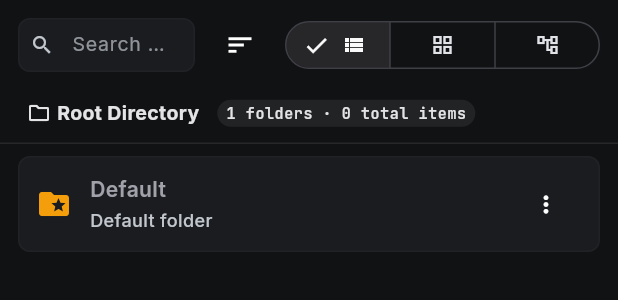
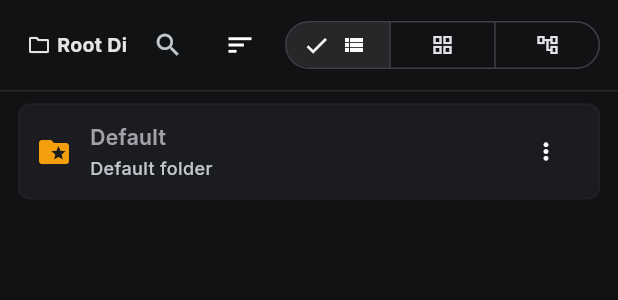
Before and after one commit to nikejai/Nija, a Flutter app: the VaultFoldersView widget shown alone on an empty page, opened directly with empty values, on a phone screen of 412 x 824 dp. Shown: the top 300 px of the screen. Run offline on Flutter 3.47's test engine with Material 3 defaults, Android fonts, the phone set to English and light mode, and no system bars; our stand-ins replace file_picker, flutter_secure_storage, google_fonts, google_sign_in, local_auth, share_plus and 2 more; missing offline and left inert: cryptography, dart:js_interop, flutter_quill, flutter_secure_storage_platform_interface, google_sign_in_web, googleapis and 1 more; accounts and stored records are empty; key blocks and very long unbroken strings in the code were emptied for the run.

Commit message:
feat(vault): add animated expandable search bar to folders section

```diff
--- a/lib/features/vault/presentation/widgets/vault_folders_view.dart
+++ b/lib/features/vault/presentation/widgets/vault_folders_view.dart
@@ -238,6 +238,7 @@ class _VaultFoldersViewState extends State<VaultFoldersView> {
   FolderSortOption _sortOption = FolderSortOption.nameAsc;
   final Set<String> _expandedTreeFolderIds = {};
   String _searchFilter = '';
+  bool _isSearchExpanded = false;
 
   late final TextEditingController _searchController;
   late final FocusNode _searchFocusNode;
@@ -248,6 +249,9 @@ class _VaultFoldersViewState extends State<VaultFoldersView> {
     _searchController = TextEditingController(text: _searchFilter);
     _searchFocusNode = FocusNode();
     _searchController.addListener(_onSearchChanged);
+    if (_searchFilter.isNotEmpty) {
+      _isSearchExpanded = true;
+    }
     WidgetsBinding.instance.addPostFrameCallback((_) {
       if (mounted) widget.onFolderChanged?.call(_currentFolderId);
     });
@@ -266,6 +270,9 @@ class _VaultFoldersViewState extends State<VaultFoldersView> {
     if (_searchFilter != text) {
       setState(() {
         _searchFilter = text;
+        if (text.isNotEmpty) {
+          _isSearchExpanded = true;
+        }
       });
     }
   }
@@ -550,47 +557,132 @@ class _VaultFoldersViewState extends State<VaultFoldersView> {
       ),
     );
 
-    final searchField = SizedBox(
-      height: 36,
+    final searchToggleButton = IconButton(
+      key: const ValueKey('explorer-search-toggle'),
+      tooltip: _isSearchExpanded ? 'Close search' : 'Search folders and items',
+      visualDensity: VisualDensity.compact,
+      padding: EdgeInsets.zero,
+      constraints: const BoxConstraints(minWidth: 32, minHeight: 32),
+      icon: AnimatedRotation(
+        turns: _isSearchExpanded ? 0.25 : 0.0,
+        duration: const Duration(milliseconds: 200),
+        child: Icon(
+          _isSearchExpanded ? Icons.close : Icons.search,
+          size: 20,
+          color: _isSearchExpanded || _searchFilter.isNotEmpty
+              ? colorScheme.primary
+              : colorScheme.onSurfaceVariant,
+        ),
+      ),
+      onPressed: () {
+        setState(() {
+          _isSearchExpanded = !_isSearchExpanded;
+          if (_isSearchExpanded) {
+            WidgetsBinding.instance.addPostFrameCallback((_) {
+              if (mounted) _searchFocusNode.requestFocus();
+            });
+          } else {
+            _searchController.clear();
+            _searchFilter = '';
+            _searchFocusNode.unfocus();
+          }
+        });
+      },
+    );
+
+    final animatedSearchBar = AnimatedSize(
+      duration: const Duration(milliseconds: 260),
+      curve: Curves.easeInOutCubic,
+      child: _isSearchExpanded
+          ? Container(
+              margin: const EdgeInsets.only(top: 6, bottom: 2),
+              height: 38,
+              decoration: BoxDecoration(
+                color: colorScheme.surfaceContainerHighest.withValues(alpha: 0.5),
+                borderRadius: BorderRadius.circular(10),
+                border: Border.all(
+                  color: colorScheme.primary.withValues(alpha: 0.5),
+                  width: 1,
+                ),
+              ),
+              child: Row(
+                children: [
+                  const SizedBox(width: 10),
+                  Icon(
+                    Icons.search,
+                    size: 16,
+                    color: colorScheme.primary,
+                  ),
+                  const SizedBox(width: 8),
+                  Expanded(
                     child: TextField(
                       key: const ValueKey('explorer-search-input'),
                       controller: _searchController,
                       focusNode: _searchFocusNode,
-        style: const TextStyle(fontSize: 13),
+                      style: TextStyle(
+                        fontSize: 13,
+                        color: colorScheme.onSurface,
+                        fontWeight: FontWeight.w500,
+                      ),
                       decoration: InputDecoration(
                         hintText: _currentFolderId == null
                             ? 'Search all folders & items...'
                             : 'Search in this folder...',
                         hintStyle: TextStyle(
                           fontSize: 13,
+                          color: colorScheme.onSurfaceVariant.withValues(alpha: 0.6),
+                        ),
+                        border: InputBorder.none,
+                        enabledBorder: InputBorder.none,
+                        focusedBorder: InputBorder.none,
+                        filled: false,
+                        isDense: true,
+                        contentPadding: const EdgeInsets.symmetric(vertical: 8),
+                      ),
+                    ),
+                  ),
+                  if (_searchFilter.isNotEmpty)
+                    IconButton(
+                      key: const ValueKey('explorer-search-clear'),
+                      icon: Icon(
+                        Icons.cancel,
+                        size: 16,
                         color: colorScheme.onSurfaceVariant.withValues(alpha: 0.7),
                       ),
-          prefixIcon: const Icon(Icons.search, size: 16),
-          prefixIconConstraints: const BoxConstraints(minWidth: 32, minHeight: 32),
-          isDense: true,
-          contentPadding: const EdgeInsets.symmetric(horizontal: 10, vertical: 8),
-          border: OutlineInputBorder(
-            borderRadius: BorderRadius.circular(8),
-            borderSide: BorderSide(color: colorScheme.outlineVariant),
-          ),
-          enabledBorder: OutlineInputBorder(
-            borderRadius: BorderRadius.circular(8),
-            borderSide: BorderSide(color: colorScheme.outlineVariant.withValues(alpha: 0.5)),
-          ),
-          suffixIcon: _searchFilter.isNotEmpty
-              ? IconButton(
-                  icon: const Icon(Icons.clear, size: 14),
+                      tooltip: 'Clear search',
                       onPressed: () {
                         _searchController.clear();
                         setState(() => _searchFilter = '');
                       },
                       visualDensity: VisualDensity.compact,
                       padding: EdgeInsets.zero,
-                  constraints: const BoxConstraints(),
+                      constraints: const BoxConstraints(minWidth: 28, minHeight: 28),
+                    ),
+                  IconButton(
+                    key: const ValueKey('explorer-search-collapse'),
+                    icon: Icon(
+                      Icons.keyboard_arrow_up,
+                      size: 18,
+                      color: colorScheme.onSurfaceVariant,
+                    ),
+                    tooltip: 'Collapse search',
+                    onPressed: () {
+                      setState(() {
+                        _isSearchExpanded = false;
+                        _searchController.clear();
+                        _searchFilter = '';
+                        _searchFocusNode.unfocus();
+                      });
+                    },
+                    visualDensity: VisualDensity.compact,
+                    padding: EdgeInsets.zero,
+                    constraints: const BoxConstraints(minWidth: 28, minHeight: 28),
+                  ),
+                  const SizedBox(width: 4),
+                ],
+              ),
             )
-              : null,
-        ),
-      ),
+          : const SizedBox.shrink(),
     );
 
     final breadcrumbsWidget = SingleChildScrollView(
@@ -697,37 +789,21 @@ class _VaultFoldersViewState extends State<VaultFoldersView> {
     return Container(
       padding: const EdgeInsets.symmetric(horizontal: 12, vertical: 6),
       color: theme.scaffoldBackgroundColor,
-      child: widget.isWide
-          ? Column(
+      child: Column(
         crossAxisAlignment: CrossAxisAlignment.stretch,
         children: [
           Row(
             children: [
-                    SizedBox(width: 240, child: searchField),
-                    const Spacer(),
-                    sortButton,
+              Expanded(child: breadcrumbsWidget),
               const SizedBox(width: 8),
-                    viewSegmented,
-                  ],
-                ),
-                const SizedBox(height: 6),
-                breadcrumbsWidget,
-              ],
-            )
-          : Column(
-              crossAxisAlignment: CrossAxisAlignment.stretch,
-              children: [
-                Row(
-                  children: [
-                    Expanded(child: searchField),
-                    const SizedBox(width: 6),
+              searchToggleButton,
+              const SizedBox(width: 4),
               sortButton,
               const SizedBox(width: 6),
               viewSegmented,
             ],
           ),
-                const SizedBox(height: 8),
-                breadcrumbsWidget,
+          animatedSearchBar,
         ],
       ),
     );
```
Also changed, not shown: 1 other file. Lines whose indentation alone changed are shown as unchanged.
